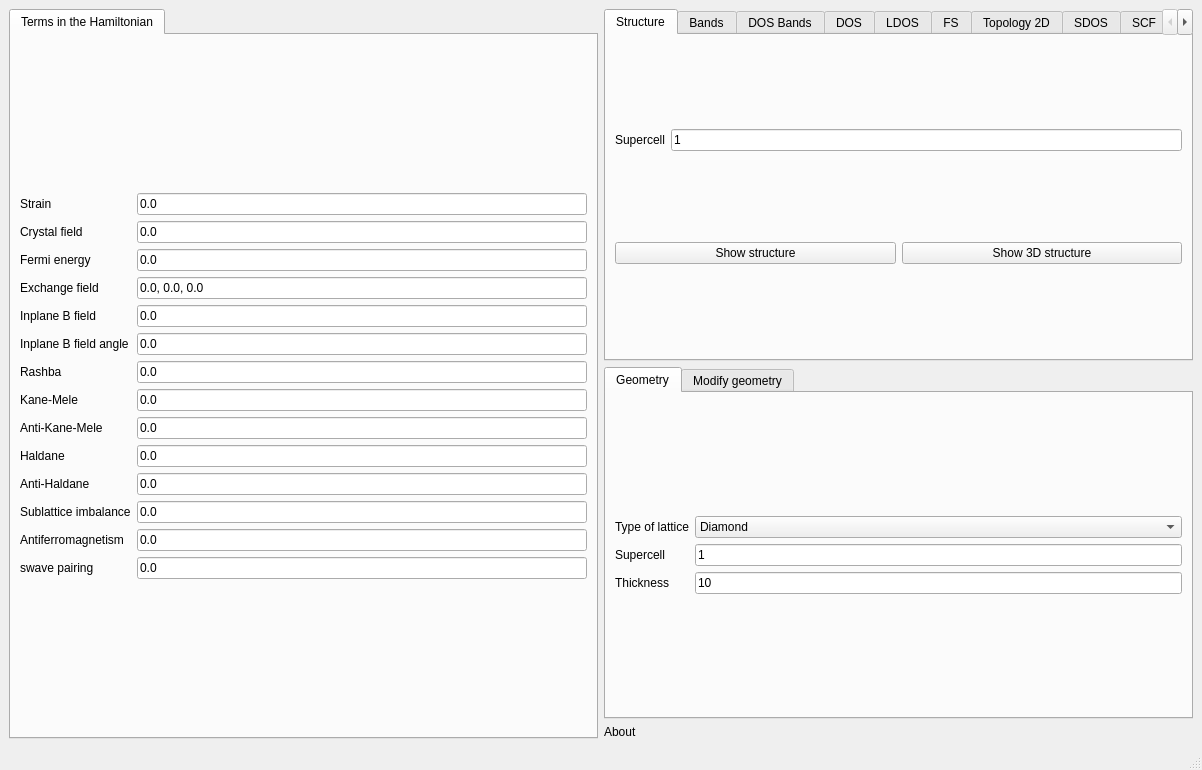
joselado/quantum-lattice, file interface-pyqt/2dslab/interface.ui: the form before one commit.
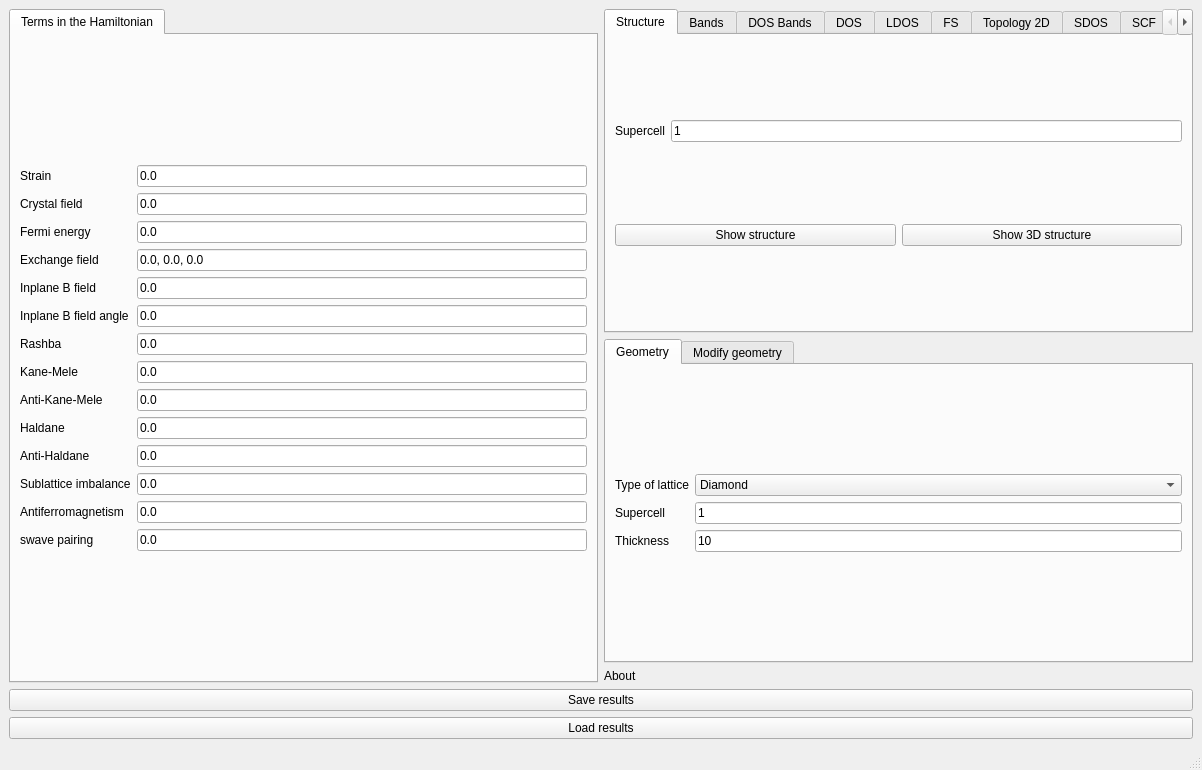
The form after the commit.

Commit message: Add save/load of interface state (parameters + results since last change)

Diff of the .ui file:
```diff
--- a/interface-pyqt/2dslab/interface.ui
+++ b/interface-pyqt/2dslab/interface.ui
@@ -1076,6 +1076,20 @@
       </widget>
      </widget>
     </item>
+    <item row="3" column="0" colspan="2">
+     <widget class="QPushButton" name="save_results">
+      <property name="text">
+       <string>Save results</string>
+      </property>
+     </widget>
+    </item>
+    <item row="4" column="0" colspan="2">
+     <widget class="QPushButton" name="load_results">
+      <property name="text">
+       <string>Load results</string>
+      </property>
+     </widget>
+    </item>
    </layout>
   </widget>
   <widget class="QMenuBar" name="menubar">
```
The commit also changes 43 other files.
